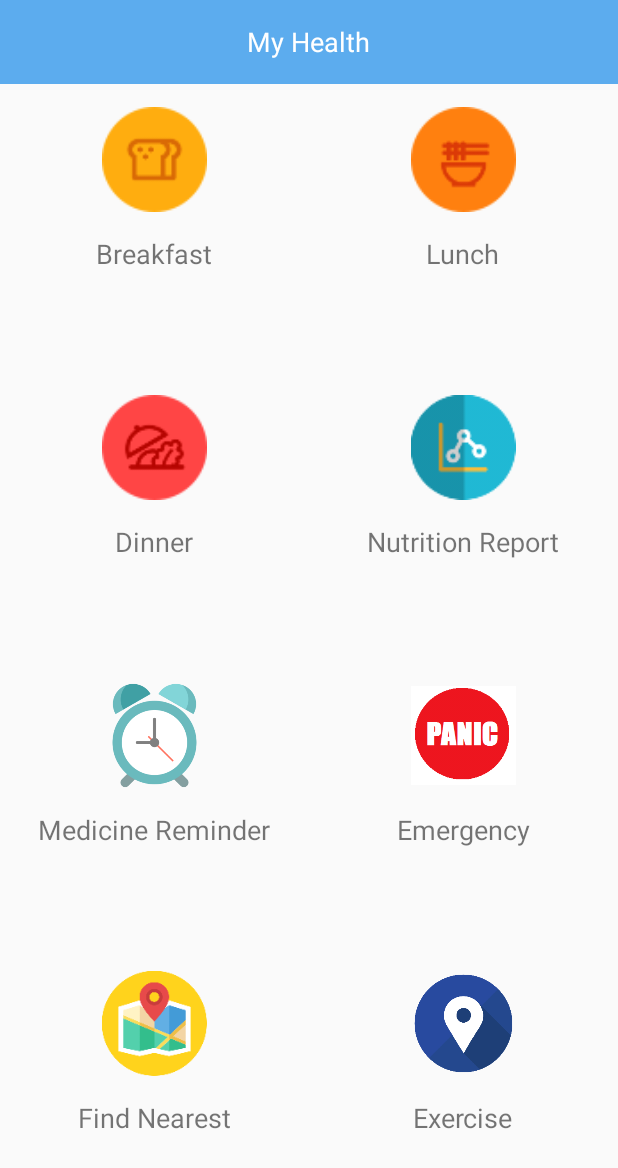
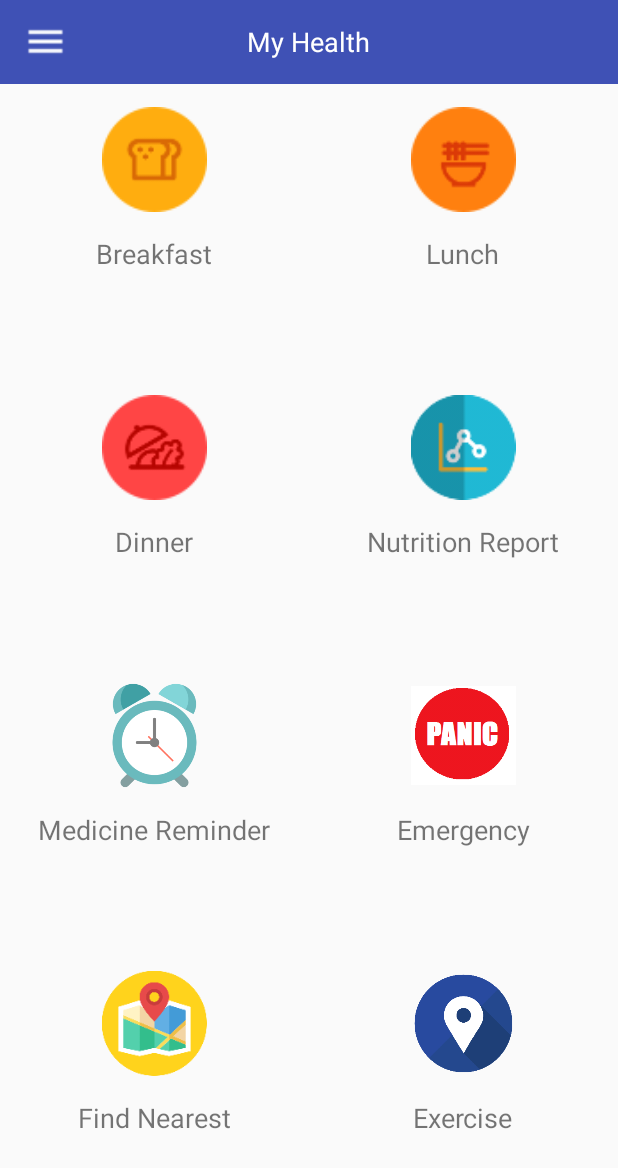
Before and after one commit to lddahz789/ElderlyHealth, an Android app: the MainActivity screen opened directly, with no data from a screen before it, on a phone screen of 412 x 824 dp. Shown: the top 1168 px of the screen. Run offline under Robolectric (Android 15) with nearby library versions, the phone set to English and light mode, and no system bars; our stand-ins replace ButterKnife.

Commit message:
version 1.1 side menu new login details slightly changes on UI

```diff
--- a/app/src/main/java/com/example/tommorow/BaseActivity.java
+++ b/app/src/main/java/com/example/tommorow/BaseActivity.java
@@ -2,6 +2,7 @@ package com.example.tommorow;
 
 import android.app.Activity;
 import android.os.Bundle;
+import android.support.v7.app.AppCompatActivity;
 import android.view.View;
 import android.widget.ImageView;
 import android.widget.TextView;
@@ -13,7 +14,7 @@ import com.example.tommorow.R;
  * Activity基类  封装toolbar
  */
 
-public abstract class BaseActivity extends Activity {
+public abstract class BaseActivity extends AppCompatActivity implements View.OnClickListener {
     public  ImageView backImageView;
   public   TextView title;
 
@@ -23,14 +24,13 @@ public abstract class BaseActivity extends Activity {
         setContentView(getContnetView());
         backImageView = (ImageView) findViewById(R.id.back);
         title = (TextView) findViewById(R.id.title);
-        backImageView.setOnClickListener(new View.OnClickListener() {
-            @Override
-            public void onClick(View v) {
-                finish();
-            }
-        });
+        backImageView.setOnClickListener(this);
     }
 
+    @Override
+    public void onClick(View v) {
+        finish();
+    }
     public abstract int getContnetView();
 
 
--- a/app/src/main/java/com/example/tommorow/LoginActivity.java
+++ b/app/src/main/java/com/example/tommorow/LoginActivity.java
@@ -86,6 +86,7 @@ public class LoginActivity extends Activity implements MediaPlayer.OnCompletionL
                             }
                             SharedPreferencesUtil.getInstance(this).putString(Const.USER_NAME, mName);
                             Intent intent = new Intent(LoginActivity.this, MainActivity.class);
+                            Toast.makeText(LoginActivity.this, "Login Successful!", Toast.LENGTH_LONG).show();
                             startActivity(intent);
                         }
                     }
--- a/app/src/main/java/com/example/tommorow/MainActivity.java
+++ b/app/src/main/java/com/example/tommorow/MainActivity.java
@@ -1,8 +1,18 @@
 package com.example.tommorow;
 
+
+import android.graphics.BitmapFactory;
+import android.support.v7.app.ActionBar;
+import android.support.v7.app.AppCompatActivity;
 import android.content.Intent;
 import android.os.Bundle;
+import android.support.design.widget.BottomSheetBehavior;
+import android.support.design.widget.NavigationView;
+import android.support.v4.widget.DrawerLayout;
+import android.view.Gravity;
+import android.view.MenuItem;
 import android.view.View;
+import android.widget.ImageView;
 import android.widget.LinearLayout;
 import android.widget.Toast;
 
@@ -19,7 +29,7 @@ import butterknife.OnClick;
 /**
  * 主界面activity
  */
-public class MainActivity extends BaseActivity {
+public class MainActivity extends BaseActivity implements NavigationView.OnNavigationItemSelectedListener {
 
     @BindView(R.id.breakfast)
     LinearLayout breakfast;
@@ -37,6 +47,8 @@ public class MainActivity extends BaseActivity {
     LinearLayout map;
     @BindView(R.id.exercise)
     LinearLayout exercise;
+    private DrawerLayout drawerLayout;
+    private NavigationView navigationView;
 
     @Override
     public int getContnetView() {
@@ -47,9 +59,45 @@ public class MainActivity extends BaseActivity {
     protected void onCreate(Bundle savedInstanceState) {
         super.onCreate(savedInstanceState);
         ButterKnife.bind(this);
-        backImageView.setVisibility(View.GONE);
+//        backImageView.setVisibility(View.GONE);
         title.setText(R.string.mian);
+        drawerLayout = (DrawerLayout) findViewById(R.id.left_drawer_layout);
+        navigationView = (NavigationView) findViewById(R.id.nav_view);
+        navigationView.setNavigationItemSelectedListener(this);
+        backImageView.setImageResource(R.drawable.ic_menu_white);
+        ActionBar actionBar = getSupportActionBar();
+        if (actionBar != null) {
+            // display menu button
+            actionBar.setDisplayHomeAsUpEnabled(true);
+            // set menu icon
+            actionBar.setHomeAsUpIndicator(R.drawable.ic_menu_white);
+        }
+
     }
+
+    @Override
+    public void onClick(View v) {
+        drawerLayout.openDrawer(Gravity.START);
+
+    }
+
+    @Override
+    public boolean onNavigationItemSelected(MenuItem item) {
+
+        switch (item.getItemId()) {
+            case R.id.nav_about:
+
+                Toast.makeText(this, "You press about!", Toast.LENGTH_SHORT).show();
+                break;
+            default:
+                break;
+        }
+        drawerLayout.closeDrawers();
+        return true;
+    }
+
+
+
 
     @OnClick({R.id.breakfast, R.id.lunch, R.id.dinner, R.id.analysis, R.id.alarm, R.id.help, R.id.map, R.id.exercise})
     public void onViewClicked(View view) {
--- a/app/src/main/java/com/example/tommorow/db/DBHelper.java
+++ b/app/src/main/java/com/example/tommorow/db/DBHelper.java
@@ -25,7 +25,9 @@ public class DBHelper extends SQLiteOpenHelper {
                 "name VARCHAR(50)," +
                 "childname VARCHAR(50)," +
                 "password VARCHAR(20)," +
-                "birthday VARCHAR(20))";
+                "birthday VARCHAR(20)," +
+                "weight VARCHAR(20)," +
+                "gender VARCHAR(20));";
         db.execSQL(sql);
     }
 
--- a/app/src/main/java/com/example/tommorow/db/UserDBUtils.java
+++ b/app/src/main/java/com/example/tommorow/db/UserDBUtils.java
@@ -27,12 +27,12 @@ public class UserDBUtils {
     public void regist(User user) {
         SQLiteDatabase database = null;
         try {
-            String sql = "INSERT INTO user(name,childname,password,birthday) VALUES (?,?,?,?)";
+            String sql = "INSERT INTO user(name,childname,password,birthday,weight,gender) VALUES (?,?,?,?,?,?)";
             database = helper.getWritableDatabase();
             database.execSQL(
                     sql,
                     new Object[]{user.getName(), user.getChildName(),
-                            user.getPassWord(), user.getBirthday()});
+                            user.getPassWord(), user.getBirthday(), user.getWeight(), user.getGender()});
         } catch (Exception e) {
             e.printStackTrace();
         } finally {
@@ -60,6 +60,8 @@ public class UserDBUtils {
                 u.setBirthday(cursor.getString(cursor
                         .getColumnIndex("birthday")));
                 u.setPassWord(cursor.getString(cursor.getColumnIndex("password")));
+                u.setWeight(cursor.getString(cursor.getColumnIndex("weight")));
+                u.setGender(cursor.getString(cursor.getColumnIndex("gender")));
                 users.add(u);
             }
         } catch (Exception e) {
--- a/app/src/main/java/com/example/tommorow/ui/RulerActivity.java
+++ b/app/src/main/java/com/example/tommorow/ui/RulerActivity.java
@@ -60,8 +60,8 @@ public class RulerActivity extends BaseActivity {
     }
     //初始化尺子的页面
     private void setListener() {
-        rulerView.setStartValue(50);
-        rulerView.setEndValue(250);
+        rulerView.setStartValue(20);
+        rulerView.setEndValue(1000);
         rulerView.setPartitionWidthInDP(40);
         rulerView.setPartitionValue(1);
         rulerView.setSmallPartitionCount(1);
--- a/app/src/main/java/com/example/tommorow/view/RulerView.java
+++ b/app/src/main/java/com/example/tommorow/view/RulerView.java
@@ -22,7 +22,6 @@ import com.example.tommorow.utils.Utils;
  * TODO
  * 1. 配置属性添加到style.xml里面
  * 2. 设置start和end value可以为小数
- * Created by ScorpioNeal on 15/8/24.
  */
 public class RulerView extends View {
 
--- a/app/src/main/res/layout/activity_main.xml
+++ b/app/src/main/res/layout/activity_main.xml
@@ -1,11 +1,20 @@
 <?xml version="1.0" encoding="utf-8"?>
-<LinearLayout xmlns:android="http://schemas.android.com/apk/res/android"
+<android.support.v4.widget.DrawerLayout
+    xmlns:android="http://schemas.android.com/apk/res/android"
+    xmlns:app="http://schemas.android.com/apk/res-auto"
+    android:id="@+id/left_drawer_layout"
+    android:layout_width="match_parent"
+    android:layout_height="match_parent">
+
+<LinearLayout
     android:id="@+id/activity_main"
     android:layout_width="match_parent"
     android:layout_height="match_parent"
     android:orientation="vertical">
 
     <include layout="@layout/tool_bar" />
+
+
 
     <LinearLayout
         android:layout_width="match_parent"
@@ -214,3 +223,14 @@
     </LinearLayout>
 
 </LinearLayout>
+A
+
+    <android.support.design.widget.NavigationView
+        android:id="@+id/nav_view"
+        android:layout_width="240dp"
+        android:layout_height="match_parent"
+        android:layout_gravity="start"
+        app:menu="@menu/nav_menu"
+        app:headerLayout="@layout/drawer_layout_title"/>
+
+</android.support.v4.widget.DrawerLayout>
--- a/app/src/main/res/layout/tool_bar.xml
+++ b/app/src/main/res/layout/tool_bar.xml
@@ -3,15 +3,15 @@
     android:id="@+id/toolbar"
     android:layout_width="match_parent"
     android:layout_height="?attr/actionBarSize"
-    android:background="@color/c_5cacee">
+    android:background="@color/colorPrimary">
 
     <ImageView
         android:id="@+id/back"
-        android:layout_width="@dimen/size_60px"
-        android:layout_height="@dimen/size_60px"
-        android:layout_centerVertical="true"
-        android:layout_marginLeft="@dimen/size_30px"
-        android:background="@drawable/back" />
+    android:layout_width="@dimen/size_60px"
+    android:layout_height="@dimen/size_60px"
+    android:layout_centerVertical="true"
+    android:layout_marginLeft="@dimen/size_30px"
+    android:src="@drawable/back" />
 
     <TextView
         android:id="@+id/title"
--- /dev/null
+++ b/app/src/main/res/menu/nav_menu.xml
@@ -0,0 +1,18 @@
+<?xml version="1.0" encoding="utf-8"?>
+<menu xmlns:android="http://schemas.android.com/apk/res/android">
+    <group android:checkableBehavior="single">
+
+        <item
+            android:id="@+id/nav_nutrition"
+            android:title="Nutrition" />
+
+        <item
+            android:id="@+id/nav_about"
+            android:title="About" />
+
+        <item
+            android:id="@+id/nav_maps"
+            android:title="Maps" />
+
+    </group>
+</menu>
--- a/build.gradle
+++ b/build.gradle
@@ -5,7 +5,7 @@ buildscript {
         jcenter()
     }
     dependencies {
-        classpath 'com.android.tools.build:gradle:2.2.0'
+        classpath 'com.android.tools.build:gradle:2.3.0'
 
         // NOTE: Do not place your application dependencies here; they belong
         // in the individual module build.gradle files
```
Also changed, not shown: app/build.gradle (+9 -3 lines), app/src/main/java/com/example/tommorow/RegisterActivity.java (+24 -4 lines), app/src/main/java/com/example/tommorow/entity/User.java (+19 -2 lines), app/src/main/res/layout/activity_register.xml (+29 -0 lines), app/src/main/res/layout/drawer_layout_title.xml (added, +22 -0 lines), app/src/main/res/drawable/head.png (added), app/src/main/res/drawable/ic_menu_white.png (added), gradle/wrapper/gradle-wrapper.properties.
